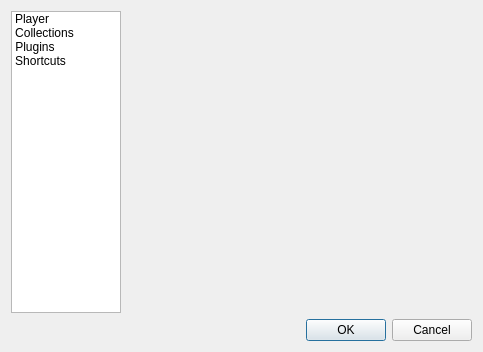
First picture: the form in player/settings/settingsdialog.ui, repository danvratil/TepSonic, before the edit.
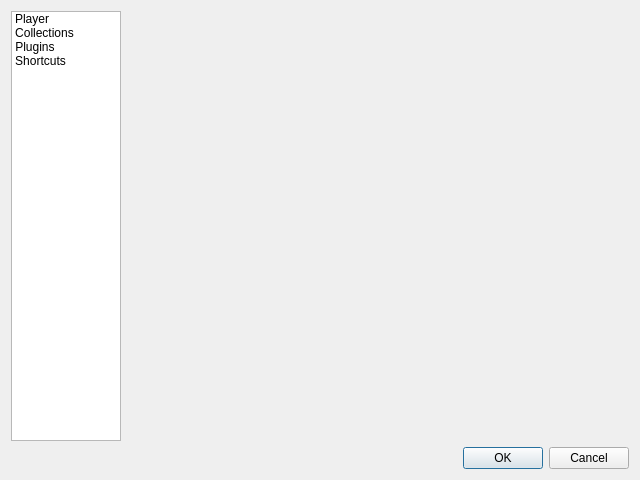
Second picture: the form after the edit. Icons and pictures are not drawn.

Commit message: Make the settings dialog bigger (640x480)

Diff of the .ui file:
```diff
--- a/player/settings/settingsdialog.ui
+++ b/player/settings/settingsdialog.ui
@@ -6,8 +6,8 @@
    <rect>
     <x>0</x>
     <y>0</y>
-    <width>483</width>
-    <height>352</height>
+    <width>640</width>
+    <height>480</height>
    </rect>
   </property>
   <property name="windowTitle">
```
